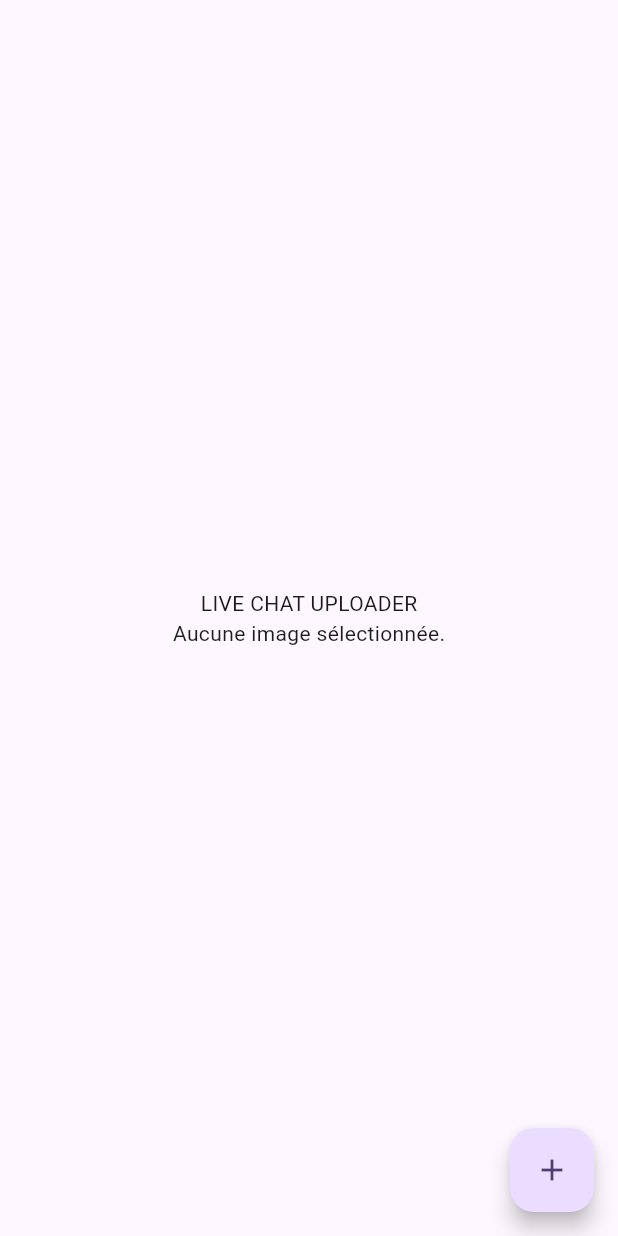
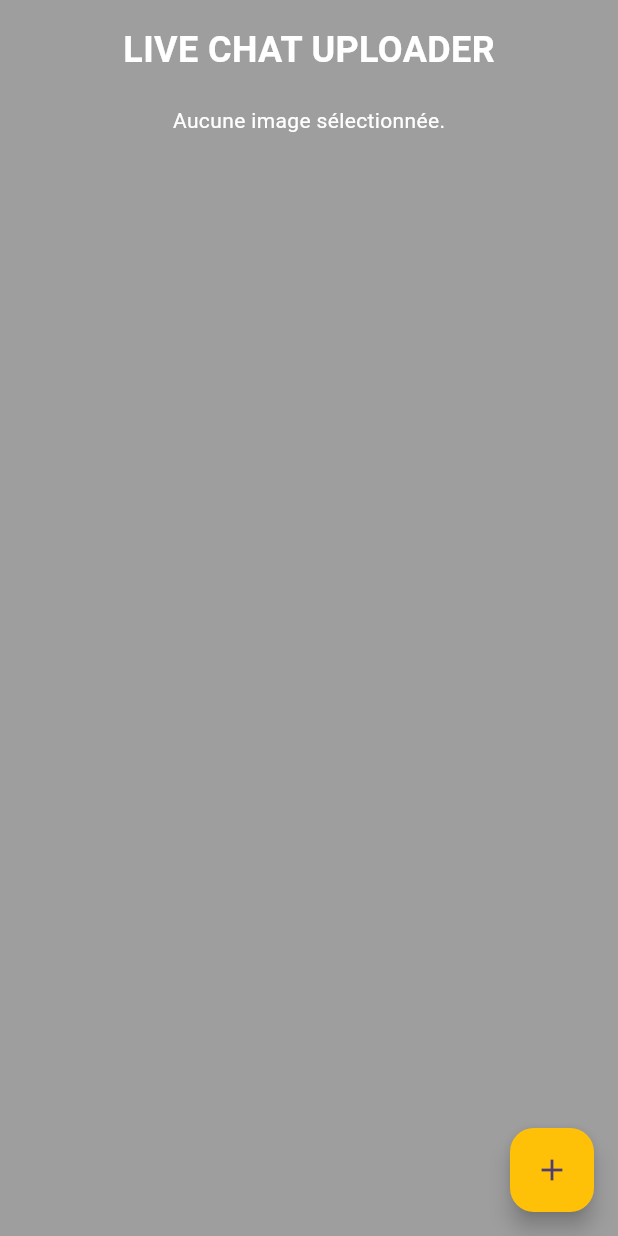
Before and after one commit to rbarjavel/homies_gaming_backend, a Flutter app: the screen it shows after launch, on a phone screen of 412 x 824 dp. Run offline on Flutter 3.47's test engine with Material 3 defaults, Android fonts, the phone set to English and light mode, and no system bars; our stand-ins replace image_picker; missing offline and left inert: shake.

Commit message:
[+] Improve front off app

```diff
--- a/live_chat_app/lib/main.dart
+++ b/live_chat_app/lib/main.dart
@@ -3,6 +3,7 @@ import 'dart:io';
 import 'package:flutter/material.dart';
 import 'package:image_picker/image_picker.dart';
 import 'package:live_chat_app/src/network_manager.dart';
+import 'package:shake/shake.dart';
 
 void main() {
   runApp(const MyApp());
@@ -14,6 +15,7 @@ class MyApp extends StatelessWidget {
   Widget build(BuildContext context) {
     return MaterialApp(
       title: 'Flutter Demo',
+      debugShowCheckedModeBanner: false,
       theme: ThemeData(
         colorScheme: ColorScheme.fromSeed(seedColor: Colors.deepPurple),
       ),
@@ -35,6 +37,20 @@ class _MyHomePageState extends State<MyHomePage> {
   File? _image;
   final ImagePicker _picker = ImagePicker();
 
+  late ShakeDetector detector;
+
+  @override
+  void initState() {
+    super.initState();
+    detector = ShakeDetector.autoStart(
+      onPhoneShake: (ShakeEvent event) {
+        print('OK');
+        // TODO: spawn bottomsheet to change address
+      },
+      shakeThresholdGravity: 1.5,
+    );
+  }
+
   Future<void> _pickImage() async {
     final XFile? image = await _picker.pickImage(source: ImageSource.gallery);
     if (image != null) {
@@ -47,20 +63,53 @@ class _MyHomePageState extends State<MyHomePage> {
   @override
   Widget build(BuildContext context) {
     return Scaffold(
-      body: Center(
-        child: SingleChildScrollView(
+      backgroundColor: Colors.black38,
+      body: SafeArea(
+        child: Padding(
+          padding: const EdgeInsets.all(16.0),
           child: Column(
-            mainAxisAlignment: MainAxisAlignment.center,
             children: <Widget>[
-              const Text('LIVE CHAT UPLOADER'),
-              _image == null
-                  ? const Text('Aucune image sélectionnée.')
-                  : Image.file(_image!),
+              const Center(
+                child: Text(
+                  'LIVE CHAT UPLOADER',
+                  style: TextStyle(
+                    fontSize: 24,
+                    fontWeight: FontWeight.bold,
+                    color: Colors.white,
+                  ),
+                ),
+              ),
+              const SizedBox(height: 20),
+              if (_image == null)
+                const Text(
+                  'Aucune image sélectionnée.',
+                  style: TextStyle(color: Colors.white),
+                )
+              else
+                Expanded(
+                  child: Center(
+                    child: Container(
+                      decoration: BoxDecoration(
+                        borderRadius: BorderRadius.all(Radius.circular(14)),
+                        image: DecorationImage(
+                          image: Image.file(_image!).image,
+                        ),
+                      ),
+                    ),
+                  ),
+                ),
               if (_image != null)
-                ElevatedButton(
+                Padding(
+                  padding: const EdgeInsets.only(top: 20.0),
+                  child: ElevatedButton(
+                    style: ButtonStyle(
+                      backgroundColor: WidgetStateProperty.all(Colors.amber),
+                    ),
                     onPressed: () async {
                       if (_image != null) {
-                      bool success = await NetworkManager.uploadImage(_image!);
+                        bool success = await NetworkManager.uploadImage(
+                          _image!,
+                        );
                         if (success) {
                           print('Upload réussi !');
                         } else {
@@ -68,19 +117,19 @@ class _MyHomePageState extends State<MyHomePage> {
                         }
                       }
                     },
-                  child: Text("Upload"),
+                    child: const Text("Upload", style: TextStyle(fontSize: 16)),
+                  ),
                 ),
             ],
           ),
         ),
       ),
       floatingActionButton: FloatingActionButton(
-        onPressed: () async {
-          await _pickImage();
-        },
+        backgroundColor: Colors.amber,
+        onPressed: _pickImage,
         tooltip: 'Upload image',
         child: const Icon(Icons.add),
-      ), // This trailing comma makes auto-formatting nicer for build methods.
+      ),
     );
   }
 }
--- a/live_chat_app/lib/src/network_manager.dart
+++ b/live_chat_app/lib/src/network_manager.dart
@@ -3,9 +3,8 @@ import 'dart:io';
 import 'package:http/http.dart' as http;
 import 'package:path/path.dart';
 
-const url = 'http://70.0.0.118:3030/upload';
-
 class NetworkManager {
+  static String url = 'http://70.0.0.118:3030/upload';
   static Future<bool> uploadImage(File imageFile) async {
     final uri = Uri.parse(url);
     final request = http.MultipartRequest('POST', uri);
--- a/live_chat_app/pubspec.yaml
+++ b/live_chat_app/pubspec.yaml
@@ -15,6 +15,7 @@ dependencies:
   cupertino_icons: ^1.0.8
   http: ^1.5.0
   path: ^1.9.1
+  shake: ^3.0.0
 
 dev_dependencies:
   flutter_test:
```
Also changed, not shown: live_chat_app/pubspec.lock. Lines whose indentation alone changed are shown as unchanged.
